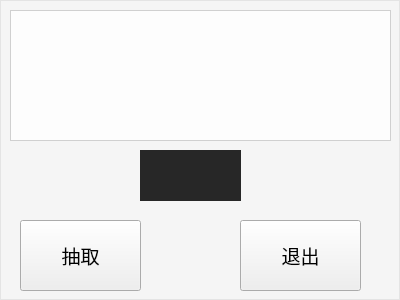
Above: src/mainwindow.ui from starrykiller/agonblick before the change. Below: the same form after it.
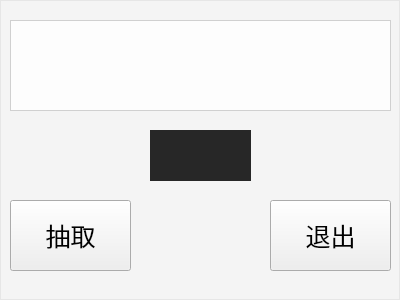
That is the form after the change. Icons and pictures are not drawn.

Commit message: Add blur background; Change the style of names; Change the font-family and the font-size of buttons

Patch:
```diff
--- a/src/mainwindow.ui
+++ b/src/mainwindow.ui
@@ -43,7 +43,7 @@
    </property>
    <property name="styleSheet">
     <string notr="true">#frame {
-background: rgba(255, 255, 255, 0.35);
+background: rgba(255, 255, 255, 0.3);
 }</string>
    </property>
    <property name="frameShape">
@@ -55,28 +55,73 @@
    <widget class="QPushButton" name="exit">
     <property name="geometry">
      <rect>
-      <x>240</x>
-      <y>220</y>
+      <x>270</x>
+      <y>200</y>
       <width>121</width>
       <height>71</height>
      </rect>
     </property>
     <property name="font">
      <font>
-      <pointsize>14</pointsize>
+      <family>微软雅黑</family>
+      <pointsize>19</pointsize>
      </font>
     </property>
     <property name="text">
      <string>退出</string>
     </property>
    </widget>
+   <widget class="QPushButton" name="random">
+    <property name="geometry">
+     <rect>
+      <x>10</x>
+      <y>200</y>
+      <width>121</width>
+      <height>71</height>
+     </rect>
+    </property>
+    <property name="font">
+     <font>
+      <family>微软雅黑</family>
+      <pointsize>19</pointsize>
+     </font>
+    </property>
+    <property name="text">
+     <string>抽取</string>
+    </property>
+   </widget>
+   <widget class="QLabel" name="kill">
+    <property name="geometry">
+     <rect>
+      <x>150</x>
+      <y>130</y>
+      <width>101</width>
+      <height>51</height>
+     </rect>
+    </property>
+    <property name="font">
+     <font>
+      <pointsize>13</pointsize>
+     </font>
+    </property>
+    <property name="styleSheet">
+     <string notr="true">background-color: rgba(16, 16, 16, 0.9);
+color: rgb(255, 255, 255);</string>
+    </property>
+    <property name="text">
+     <string/>
+    </property>
+    <property name="alignment">
+     <set>Qt::AlignCenter</set>
+    </property>
+   </widget>
    <widget class="QTextEdit" name="nameShow">
     <property name="geometry">
      <rect>
       <x>10</x>
-      <y>10</y>
+      <y>20</y>
       <width>381</width>
-      <height>131</height>
+      <height>91</height>
      </rect>
     </property>
     <property name="styleSheet">
@@ -95,54 +140,6 @@
 &lt;p style=&quot;-qt-paragraph-type:empty; margin-top:0px; margin-bottom:0px; margin-left:0px; margin-right:0px; -qt-block-indent:0; text-indent:0px; font-size:40pt; font-weight:300;&quot;&gt;&lt;br /&gt;&lt;/p&gt;&lt;/body&gt;&lt;/html&gt;</string>
     </property>
    </widget>
-   <widget class="QPushButton" name="random">
-    <property name="geometry">
-     <rect>
-      <x>20</x>
-      <y>220</y>
-      <width>121</width>
-      <height>71</height>
-     </rect>
-    </property>
-    <property name="font">
-     <font>
-      <pointsize>14</pointsize>
-     </font>
-    </property>
-    <property name="text">
-     <string>抽取</string>
-    </property>
-   </widget>
-   <widget class="QLabel" name="kill">
-    <property name="geometry">
-     <rect>
-      <x>140</x>
-      <y>150</y>
-      <width>101</width>
-      <height>51</height>
-     </rect>
-    </property>
-    <property name="font">
-     <font>
-      <family>Comic Sans MS</family>
-      <pointsize>13</pointsize>
-     </font>
-    </property>
-    <property name="styleSheet">
-     <string notr="true">background-color: rgba(16, 16, 16, 0.9);
-color: rgb(255, 255, 255);</string>
-    </property>
-    <property name="text">
-     <string/>
-    </property>
-    <property name="alignment">
-     <set>Qt::AlignCenter</set>
-    </property>
-   </widget>
-   <zorder>nameShow</zorder>
-   <zorder>random</zorder>
-   <zorder>exit</zorder>
-   <zorder>kill</zorder>
   </widget>
  </widget>
  <resources>
```
Left out of the diff: 2 changed lines with no effect on the pictures. The commit also changes 9 other files.
